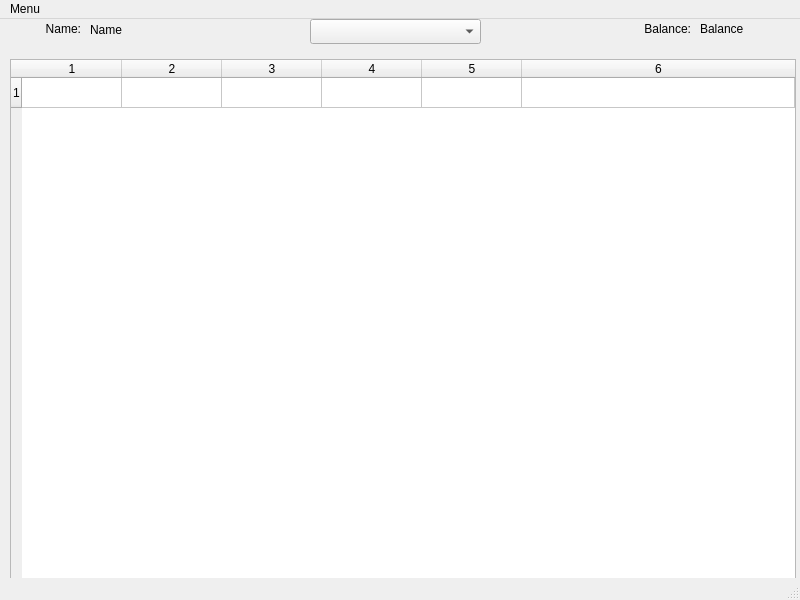
First picture: the form in mainwindow.ui, repository XaviP/komunitin_lite_qt, before the edit.
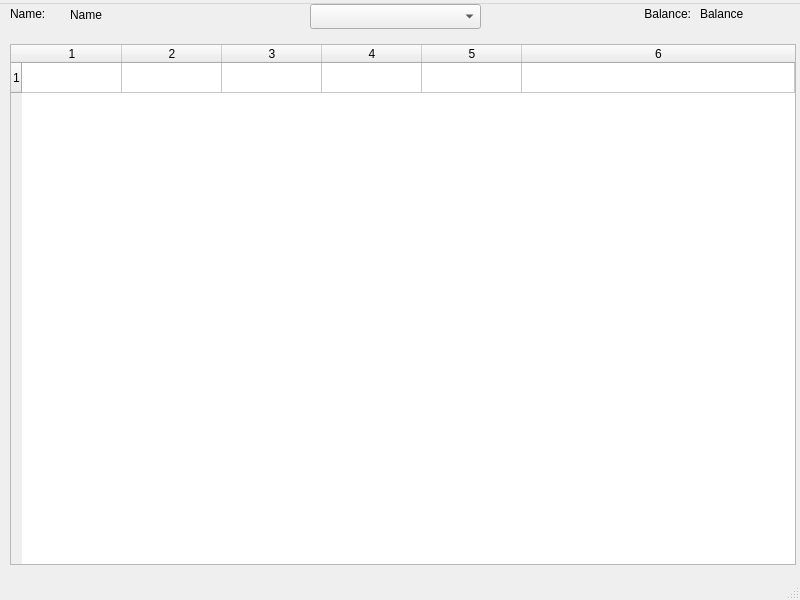
Second picture: the form after the edit. Icons and pictures are not drawn.

What changed in the file:
```diff
--- a/mainwindow.ui
+++ b/mainwindow.ui
@@ -61,7 +61,7 @@
    <widget class="QLabel" name="nameLabel">
     <property name="geometry">
      <rect>
-      <x>20</x>
+      <x>10</x>
       <y>0</y>
       <width>61</width>
       <height>20</height>
@@ -71,13 +71,13 @@
      <string>Name:</string>
     </property>
     <property name="alignment">
-     <set>Qt::AlignRight|Qt::AlignTrailing|Qt::AlignVCenter</set>
+     <set>Qt::AlignLeading|Qt::AlignLeft|Qt::AlignVCenter</set>
     </property>
    </widget>
    <widget class="QLabel" name="nameInsertLabel">
     <property name="geometry">
      <rect>
-      <x>90</x>
+      <x>70</x>
       <y>0</y>
       <width>161</width>
       <height>21</height>
@@ -138,7 +138,11 @@
    </property>
    <widget class="QMenu" name="menuApp">
     <property name="title">
-     <string>Menu</string>
+     <string/>
+    </property>
+    <property name="icon">
+     <iconset resource="svg/icons.qrc">
+      <normaloff>:/menu.svg</normaloff>:/menu.svg</iconset>
     </property>
     <addaction name="actionNew_User"/>
     <addaction name="actionNew_transaction"/>
```
Left out of the diff: 14 changed lines with no effect on the pictures.
